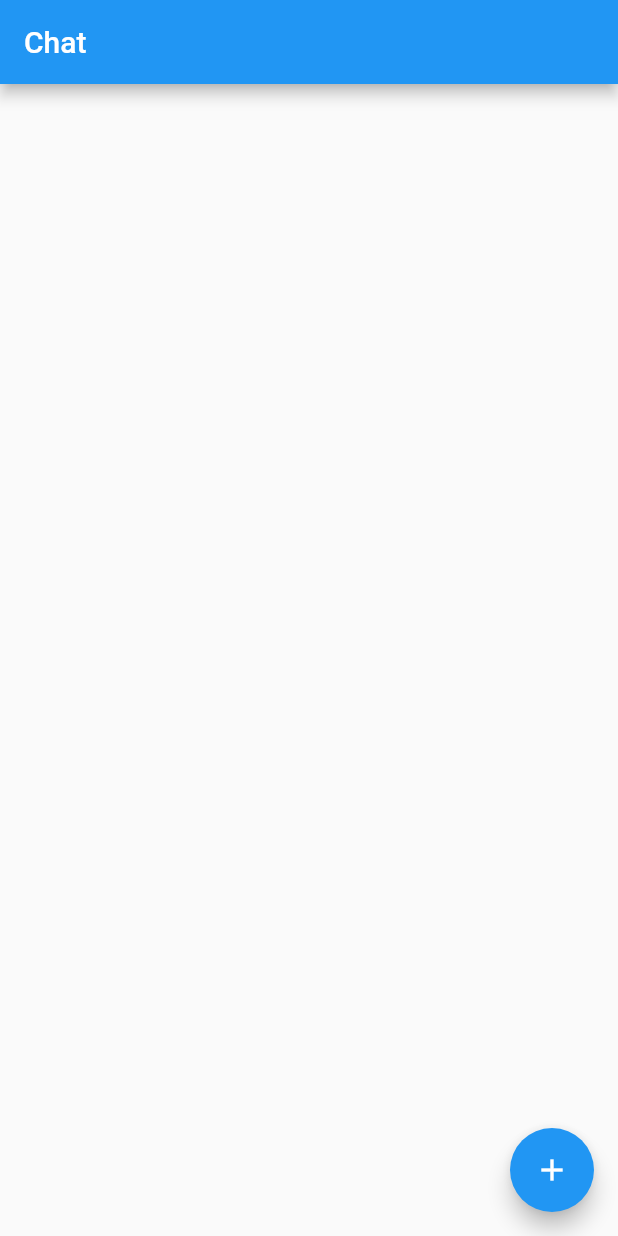
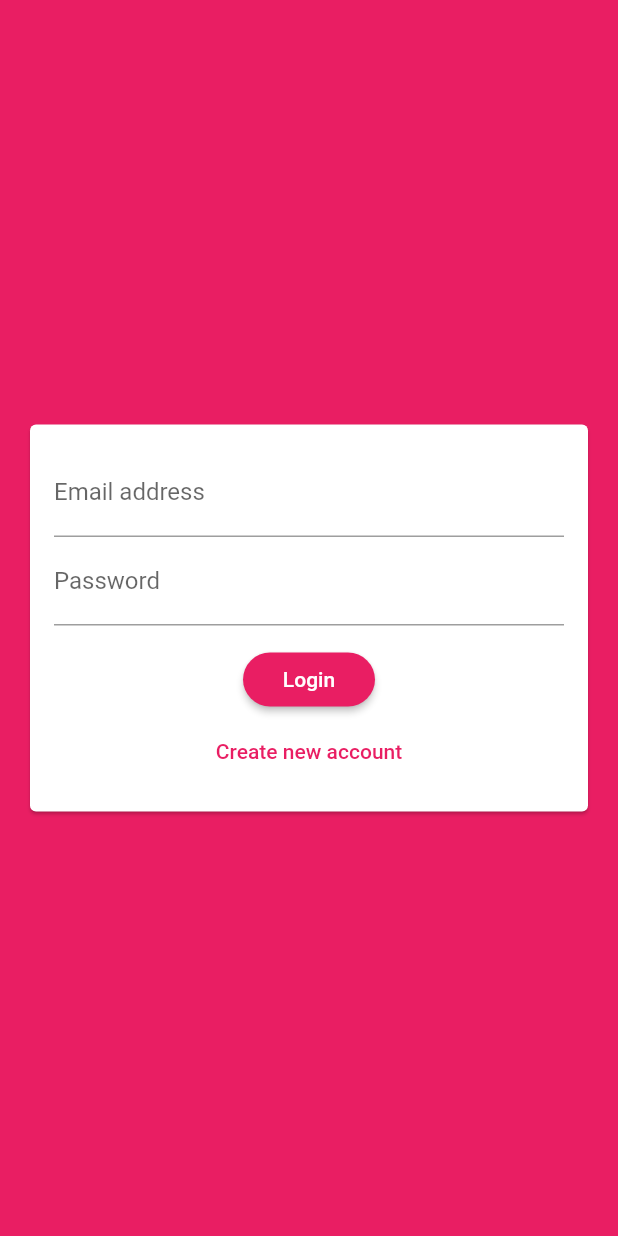
Before and after one commit to binoytv9/flutter-learning, a Flutter app: the screen it shows after launch, on a phone screen of 412 x 824 dp. Run offline on Flutter 3.47's test engine with Material 2 defaults, Android fonts, the phone set to English and light mode, and no system bars; our stand-ins replace cloud_firestore, firebase_auth, google_maps_flutter, image_picker, location, shared_preferences and 1 more; accounts and stored records are empty.

Commit message:
sigin/signup screen

```diff
--- a/chat_app/lib/main.dart
+++ b/chat_app/lib/main.dart
@@ -1,6 +1,8 @@
+import 'package:firebase_auth/firebase_auth.dart';
 import 'package:flutter/material.dart';
 
 import './screens/chat_screen.dart';
+import './screens/auth_screen.dart';
 
 void main() {
   runApp(MyApp());
@@ -12,11 +14,30 @@ class MyApp extends StatelessWidget {
     return MaterialApp(
       title: 'Flutter Chat',
       theme: ThemeData(
-
-        primarySwatch: Colors.blue,
+        primarySwatch: Colors.pink,
+        backgroundColor: Colors.pink,
+        accentColor: Colors.deepPurple,
+        accentColorBrightness: Brightness.dark,
+        buttonTheme: ButtonTheme.of(context).copyWith(
+          buttonColor: Colors.pink,
+          textTheme: ButtonTextTheme.primary,
+          shape: RoundedRectangleBorder(
+            borderRadius: BorderRadius.circular(
+              20,
+            ),
+          ),
+        ),
         visualDensity: VisualDensity.adaptivePlatformDensity,
       ),
-      home: ChatScreen(),
+      home: StreamBuilder(
+        stream: FirebaseAuth.instance.onAuthStateChanged,
+        builder: (ctx, userSnapshot) {
+          if (userSnapshot.hasData) {
+            return ChatScreen();
+          }
+          return AuthScreen();
+        },
+      ),
     );
   }
 }
--- a/chat_app/lib/screens/auth_screen.dart
+++ b/chat_app/lib/screens/auth_screen.dart
@@ -0,0 +1,82 @@
+import 'package:cloud_firestore/cloud_firestore.dart';
+import 'package:firebase_auth/firebase_auth.dart';
+import 'package:flutter/material.dart';
+import 'package:flutter/services.dart';
+
+import '../widgets/auth/auth_form.dart';
+
+class AuthScreen extends StatefulWidget {
+  @override
+  _AuthScreenState createState() => _AuthScreenState();
+}
+
+class _AuthScreenState extends State<AuthScreen> {
+  final _auth = FirebaseAuth.instance;
+  var _isLoading = false;
+
+  void _submitAuthForm(
+    String email,
+    String password,
+    String username,
+    bool isLogin,
+    BuildContext ctx,
+  ) async {
+    AuthResult authResult;
+    try {
+      setState(() {
+        _isLoading = true;
+      });
+      if (isLogin) {
+        authResult = await _auth.signInWithEmailAndPassword(
+          email: email,
+          password: password,
+        );
+      } else {
+        authResult = await _auth.createUserWithEmailAndPassword(
+          email: email,
+          password: password,
+        );
+        await Firestore.instance
+            .collection('users')
+            .document(authResult.user.uid)
+            .setData(
+          {
+            'username': username,
+            'email': email,
+          },
+        );
+      }
+    } on PlatformException catch (err) {
+      var message = 'An error occured, please check your credentials!';
+      if (err.message != null) {
+        message = err.message;
+      }
+
+      Scaffold.of(ctx).showSnackBar(
+        SnackBar(
+          content: Text(
+            message,
+          ),
+          backgroundColor: Theme.of(ctx).errorColor,
+        ),
+      );
+    } catch (err) {
+      print(err);
+    } finally {
+      setState(() {
+        _isLoading = false;
+      });
+    }
+  }
+
+  @override
+  Widget build(BuildContext context) {
+    return Scaffold(
+      backgroundColor: Theme.of(context).primaryColor,
+      body: AuthForm(
+        _submitAuthForm,
+        _isLoading,
+      ),
+    );
+  }
+}
--- /dev/null
+++ b/chat_app/lib/widgets/auth/auth_form.dart
@@ -0,0 +1,143 @@
+import 'package:flutter/material.dart';
+
+class AuthForm extends StatefulWidget {
+  final void Function(
+    String email,
+    String password,
+    String username,
+    bool isLogin,
+    BuildContext ctx,
+  ) submitFn;
+  final bool isLoading;
+
+  AuthForm(
+    this.submitFn,
+    this.isLoading,
+  );
+
+  @override
+  _AuthFormState createState() => _AuthFormState();
+}
+
+class _AuthFormState extends State<AuthForm> {
+  final _formKey = GlobalKey<FormState>();
+  var _isLogin = true;
+  var _userEmail = '';
+  var _userName = '';
+  var _userPassword = '';
+
+  void _trySubmit() {
+    final isValid = _formKey.currentState.validate();
+    FocusScope.of(context).unfocus();
+
+    if (isValid) {
+      _formKey.currentState.save();
+      widget.submitFn(
+        _userEmail.trim(),
+        _userPassword.trim(),
+        _userName.trim(),
+        _isLogin,
+        context,
+      );
+    }
+  }
+
+  @override
+  Widget build(BuildContext context) {
+    return Center(
+      child: Card(
+        margin: EdgeInsets.all(
+          20,
+        ),
+        child: SingleChildScrollView(
+          child: Padding(
+            padding: EdgeInsets.all(
+              16,
+            ),
+            child: Form(
+              key: _formKey,
+              child: Column(
+                mainAxisSize: MainAxisSize.min,
+                children: <Widget>[
+                  TextFormField(
+                    key: ValueKey('email'),
+                    validator: (value) {
+                      if (value.isEmpty || !value.contains('@')) {
+                        return 'Please enter a valid email address';
+                      }
+                      return null;
+                    },
+                    keyboardType: TextInputType.emailAddress,
+                    decoration: InputDecoration(
+                      labelText: 'Email address',
+                    ),
+                    onSaved: (value) {
+                      _userEmail = value;
+                    },
+                  ),
+                  if (!_isLogin)
+                    TextFormField(
+                      key: ValueKey('usename'),
+                      validator: (value) {
+                        if (value.isEmpty || value.length < 4) {
+                          return 'Please enter at least 4 characters';
+                        }
+                        return null;
+                      },
+                      decoration: InputDecoration(
+                        labelText: 'Username',
+                      ),
+                      onSaved: (value) {
+                        _userName = value;
+                      },
+                    ),
+                  TextFormField(
+                    key: ValueKey('password'),
+                    validator: (value) {
+                      if (value.isEmpty || value.length < 7) {
+                        return 'Password must be at least 7 characters long';
+                      }
+                      return null;
+                    },
+                    decoration: InputDecoration(
+                      labelText: 'Password',
+                    ),
+                    obscureText: true,
+                    onSaved: (value) {
+                      _userPassword = value;
+                    },
+                  ),
+                  SizedBox(
+                    height: 12,
+                  ),
+                  if (widget.isLoading) CircularProgressIndicator(),
+                  if (!widget.isLoading)
+                    RaisedButton(
+                      child: Text(
+                        _isLogin ? 'Login' : 'Sign Up',
+                      ),
+                      onPressed: _trySubmit,
+                    ),
+                  if (!widget.isLoading)
+                    FlatButton(
+                      textColor: Theme.of(context).primaryColor,
+                      child: Text(
+                        _isLogin
+                            ? 'Create new account'
+                            : 'I already have an account',
+                      ),
+                      onPressed: () {
+                        setState(() {
+                          _isLogin = !_isLogin;
+                        });
+                      },
+                    ),
+                ],
+              ),
+            ),
+          ),
+        ),
+      ),
+    );
+  }
+}
--- a/chat_app/pubspec.yaml
+++ b/chat_app/pubspec.yaml
@@ -24,6 +24,7 @@ dependencies:
   flutter:
     sdk: flutter
   cloud_firestore: ^0.13.7
+  firebase_auth: ^0.16.1
 
 
 
```
